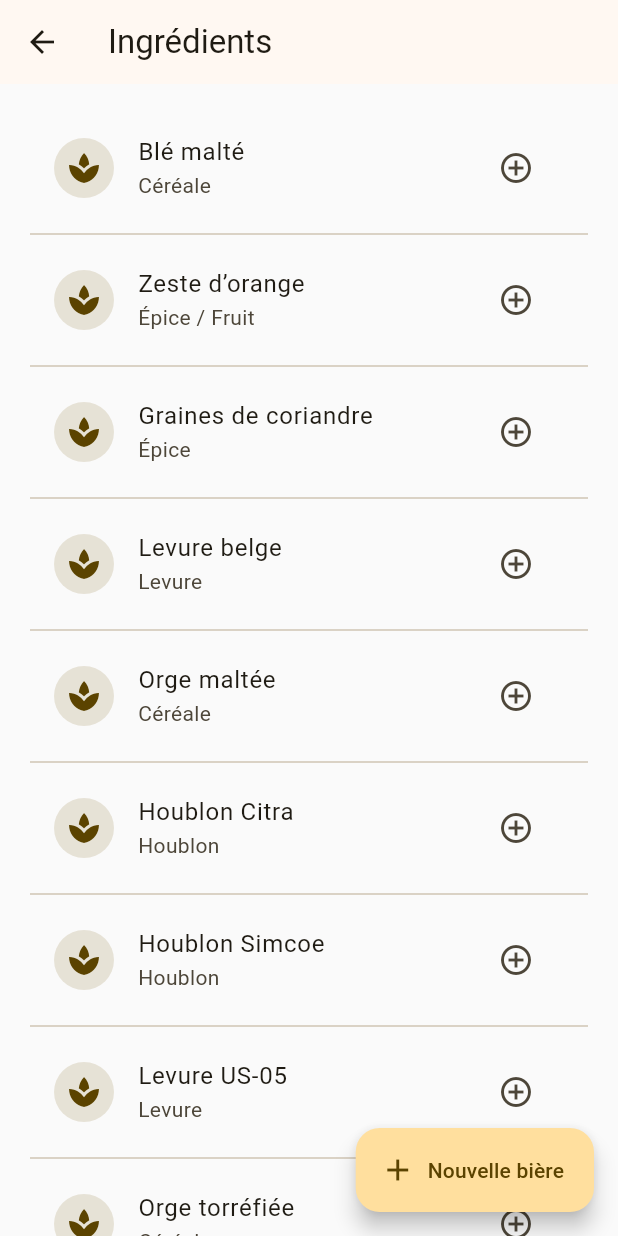
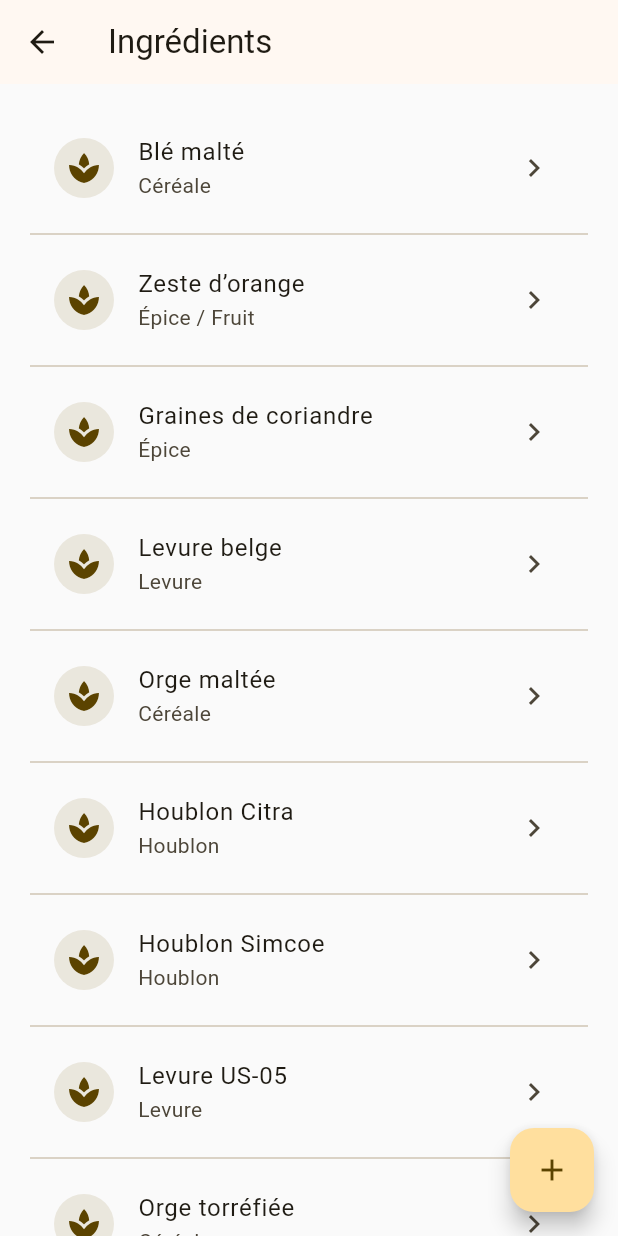
Before and after one commit to Isma693/F25-icola, a Flutter app: the IngredientListScreen screen opened by its route, on a phone screen of 412 x 824 dp. Run offline on Flutter 3.47's test engine with Material 3 defaults, Android fonts, the phone set to English and light mode, and no system bars; our stand-ins replace cloud_firestore, firebase_core, go_router; accounts and stored records are empty.

Commit message:
feat(ingredients): refactor admin flow with reusable list, form route, and admin controls

```diff
--- a/brewmatch/lib/core/navigation/root_app.dart
+++ b/brewmatch/lib/core/navigation/root_app.dart
@@ -139,6 +139,11 @@ class _RootAppState extends State<RootApp> {
             _buildRoute(
               path: 'ingredients',
               builder: (context, state) => const IngredientListScreen(),
+              transition: _slideUpTransition,
+            ),
+            _buildRoute(
+              path: 'ingredients/form',
+              builder: (context, state) => const IngredientFormScreen(),
               transition: _slideUpTransition,
             ),
             _buildRoute(
--- /dev/null
+++ b/brewmatch/lib/core/widgets/ingredient_list.dart
@@ -0,0 +1,84 @@
+import 'package:flutter/material.dart';
+
+import '../../screens/client/sample_data.dart';
+
+/// Liste réutilisable d’ingrédients, indépendante de toute navigation.
+class IngredientListView extends StatelessWidget {
+  const IngredientListView({
+    super.key,
+    this.ingredients,
+    this.onIngredientTap,
+    this.padding = const EdgeInsets.all(20),
+  });
+
+  final List<IngredientSample>? ingredients;
+  final ValueChanged<IngredientSample>? onIngredientTap;
+  final EdgeInsetsGeometry padding;
+
+  @override
+  Widget build(BuildContext context) {
+    final data = ingredients ?? ingredientCatalog;
+    if (data.isEmpty) {
+      return const _EmptyPlaceholder();
+    }
+
+    return ListView.separated(
+      padding: padding,
+      itemCount: data.length,
+      separatorBuilder: (_, __) => const Divider(),
+      itemBuilder: (context, index) {
+        final ingredient = data[index];
+        return _IngredientTile(
+          ingredient: ingredient,
+          onTap: onIngredientTap != null ? () => onIngredientTap!(ingredient) : null,
+        );
+      },
+    );
+  }
+}
+
+class _IngredientTile extends StatelessWidget {
+  const _IngredientTile({required this.ingredient, this.onTap});
+
+  final IngredientSample ingredient;
+  final VoidCallback? onTap;
+
+  @override
+  Widget build(BuildContext context) {
+    final primary = Theme.of(context).colorScheme.primary;
+    return ListTile(
+      leading: CircleAvatar(
+        backgroundColor: primary.withAlpha((0.12 * 255).round()),
+        child: const Icon(Icons.spa),
+      ),
+      title: Text(ingredient.name),
+      subtitle: Text(ingredient.category),
+      onTap: onTap,
+      trailing: const Icon(Icons.chevron_right),
+    );
+  }
+}
+
+class _EmptyPlaceholder extends StatelessWidget {
+  const _EmptyPlaceholder();
+
+  @override
+  Widget build(BuildContext context) {
+    return Center(
+      child: Padding(
+        padding: const EdgeInsets.all(24),
+        child: Column(
+          mainAxisSize: MainAxisSize.min,
+          children: const [
+            Icon(Icons.spa_outlined, size: 48, color: Colors.grey),
+            SizedBox(height: 12),
+            Text(
+              'Aucun ingrédient à afficher pour le moment.',
+              textAlign: TextAlign.center,
+            ),
+          ],
+        ),
+      ),
+    );
+  }
+}
--- a/brewmatch/lib/screens/admin/ingredient_form_screen.dart
+++ b/brewmatch/lib/screens/admin/ingredient_form_screen.dart
@@ -1,8 +1,8 @@
 import 'package:flutter/material.dart';
 import 'package:go_router/go_router.dart';
 
-import '../client/sample_data.dart';
-import 'beer_form_screen.dart';
+import '../../core/widgets/ingredient_list.dart';
+import '../client/ingredient_detail_screen.dart';
 
 /// Lists ingredients available to administrators.
 /// TODO: Replace mock data with Firestore-backed list and editing actions.
@@ -21,31 +21,48 @@ class IngredientListScreen extends StatelessWidget {
           onPressed: () => context.pop(),
         ),
       ),
-      body: ListView.separated(
-        padding: const EdgeInsets.all(20),
-        itemBuilder: (context, index) => ListTile(
-          leading: CircleAvatar(
-            backgroundColor: Theme.of(context)
-                .colorScheme
-                .primary
-                .withAlpha((0.15 * 255).round()),
-            child: const Icon(Icons.spa),
-          ),
-          title: Text(ingredientCatalog[index].name),
-          subtitle: Text(ingredientCatalog[index].category),
-          trailing: IconButton(
-            icon: const Icon(Icons.add_circle_outline),
-            onPressed: () => context.push(BeerFormScreen.routePath),
-          ),
-        ),
-        separatorBuilder: (_, __) => const Divider(),
-        itemCount: ingredientCatalog.length,
+      body: IngredientListView(
+        onIngredientTap: (ingredient) {
+          // Ouvre la fiche détaillée en conservant les données mock pour l’instant.
+          Navigator.of(context).push(
+            MaterialPageRoute(
+              builder: (_) => IngredientDetailScreen(
+                ingredientId: ingredient.id,
+                sample: ingredient,
+              ),
+            ),
+          );
+        },
       ),
-      floatingActionButton: FloatingActionButton.extended(
-        onPressed: () => context.push(BeerFormScreen.routePath),
-        icon: const Icon(Icons.add),
-        label: const Text('Nouvelle bière'),
+      floatingActionButton: FloatingActionButton(
+        onPressed: () => context.push(IngredientFormScreen.routePath),
+        tooltip: 'Ajouter un ingrédient',
+        child: const Icon(Icons.add),
       ),
     );
   }
 }
+
+/// Placeholder d’ajout / modification d’ingrédient.
+/// TODO: implémenter un vrai formulaire (nom, catégorie, allergènes, etc.).
+class IngredientFormScreen extends StatelessWidget {
+  static const routePath = '/admin/ingredients/form';
+
+  const IngredientFormScreen({super.key});
+
+  @override
+  Widget build(BuildContext context) {
+    return Scaffold(
+      appBar: AppBar(
+        title: const Text('Créer / éditer un ingrédient'),
+        leading: IconButton(
+          icon: const Icon(Icons.arrow_back),
+          onPressed: () => context.pop(),
+        ),
+      ),
+      body: const Center(
+        child: Text('Formulaire d’ingrédient à venir.'),
+      ),
+    );
+  }
+}
```
Also changed, not shown: brewmatch/lib/screens/client/ingredient_detail_screen.dart (+44 -0 lines).
